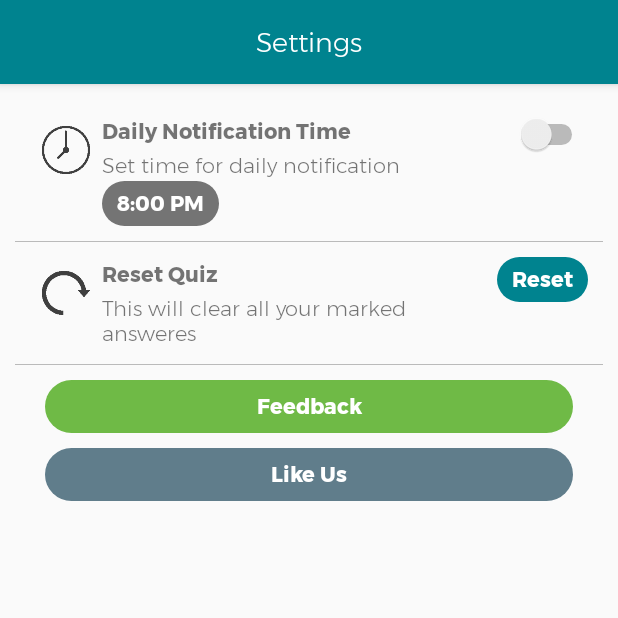
After one commit to pksandeepkumar/QuizApp, an Android app: the SettingsActivity screen opened directly, with no data from a screen before it, on a phone screen of 412 x 824 dp, the top half of it. The commit adds this screen. Run offline under Robolectric (Android 15) with nearby library versions, the phone set to English and light mode, and no system bars; network calls fail.

Commit message:
Settings Page added

```diff
--- a/app/build.gradle
+++ b/app/build.gradle
@@ -36,4 +36,5 @@ dependencies {
     compile 'com.squareup.retrofit2:converter-gson:2.0.2'
     compile 'com.sdsmdg.harjot:rotatingtext:1.0.1'
     compile 'com.github.bumptech.glide:glide:3.7.0'
+    compile 'com.github.PhilJay:MPAndroidChart:v3.0.2'
 }
--- a/app/src/main/AndroidManifest.xml
+++ b/app/src/main/AndroidManifest.xml
@@ -28,6 +28,7 @@
         <activity android:name=".HomeActivity" android:theme="@style/AppTheme.NoActionBar" />
         <activity android:name=".QuizActivity"/>
         <activity android:name=".ScoreBoardActivity"/>
+        <activity android:name=".SettingsActivity"/>
 
     </application>
 
--- /dev/null
+++ b/app/src/main/java/texus/app/controls/TextViewWithBoldFont.java
@@ -0,0 +1,53 @@
+package texus.app.controls;
+
+import android.content.Context;
+import android.graphics.Canvas;
+import android.graphics.Typeface;
+import android.support.v7.widget.AppCompatTextView;
+import android.util.AttributeSet;
+
+/**
+ * Created by sandeep on 6/13/2017.
+ */
+
+public class TextViewWithBoldFont extends AppCompatTextView {
+
+    static Typeface typeface = null;
+    private static final String TAG = "TextView";
+
+    public TextViewWithBoldFont(Context context) {
+        super(context);
+    }
+
+    public TextViewWithBoldFont(Context context, AttributeSet attrs) {
+        super(context, attrs);
+        setCustomFont(context, attrs);
+    }
+
+    public TextViewWithBoldFont(Context context, AttributeSet attrs, int defStyle) {
+        super(context, attrs, defStyle);
+        setCustomFont(context, attrs);
+    }
+
+    private void setCustomFont(Context ctx, AttributeSet attrs) {
+        loadFont(ctx);
+        setTypeface(typeface);
+//        TypedArray a = ctx.obtainStyledAttributes(attrs, R.styleable.TextViewPlus);
+//        String customFont = a.getString(R.styleable.TextViewPlus_customFont);
+//        setCustomFont(ctx, customFont);
+//        a.recycle();
+    }
+
+    protected void onDraw (Canvas canvas) {
+        super.onDraw(canvas);
+    }
+
+    public static void loadFont(Context ctx) {
+        if(typeface != null) return ;
+        try {
+            typeface = Typeface.createFromAsset(ctx.getAssets(), "fonts/Montserrat-Bold.ttf");
+        } catch (Exception e) {
+        }
+    }
+
+}
--- /dev/null
+++ b/app/src/main/java/texus/quizapp/SettingsActivity.java
@@ -0,0 +1,39 @@
+package texus.quizapp;
+
+import android.os.Bundle;
+import android.support.v7.app.ActionBar;
+import android.view.View;
+import android.widget.TextView;
+
+import texus.quizapp.BaseAppCompatActivity;
+import texus.quizapp.R;
+
+public class SettingsActivity extends BaseAppCompatActivity {
+
+    TextView tvTitle;
+    @Override
+    protected void onCreate(Bundle savedInstanceState) {
+        super.onCreate(savedInstanceState);
+        setContentView(R.layout.activity_settings);
+        initViews();
+        setUpToolbar();
+    }
+
+    public void setUpToolbar() {
+        ActionBar actionBar = getSupportActionBar();
+        if(actionBar != null) {
+            actionBar.setDisplayOptions(ActionBar.DISPLAY_SHOW_CUSTOM);
+            actionBar.setCustomView(R.layout.toolbar_quiz_activity);
+            View customView = actionBar.getCustomView();
+            if(customView != null) {
+                tvTitle = (TextView) customView.findViewById(R.id.tvTitle);
+                tvTitle.setText("Settings");
+            }
+        }
+    }
+
+    @Override
+    public void initViews() {
+
+    }
+}
--- /dev/null
+++ b/app/src/main/res/drawable-v21/bg_rounded3_xml.xml
@@ -0,0 +1,10 @@
+<?xml version="1.0" encoding="utf-8"?>
+<ripple xmlns:android="http://schemas.android.com/apk/res/android"
+    android:color="#ffffff">
+    <item>
+        <shape xmlns:android="http://schemas.android.com/apk/res/android">
+            <solid android:color="#6fba46"/>
+            <corners android:radius="@dimen/button_half_height"/>
+        </shape>
+    </item>
+</ripple>
--- /dev/null
+++ b/app/src/main/res/drawable-xxhdpi/bg_rounded_white2.xml
@@ -0,0 +1,4 @@
+<shape xmlns:android="http://schemas.android.com/apk/res/android">
+    <solid android:color="#FFF" />
+    <corners android:radius="10dp" />
+</shape>
--- /dev/null
+++ b/app/src/main/res/drawable/bg_rounded3.xml
@@ -0,0 +1,4 @@
+<shape xmlns:android="http://schemas.android.com/apk/res/android">
+    <solid android:color="#6fba46"/>
+    <corners android:radius="@dimen/button_half_height"/>
+</shape>
--- /dev/null
+++ b/app/src/main/res/drawable/bg_rounded3_hover.xml
@@ -0,0 +1,4 @@
+<shape xmlns:android="http://schemas.android.com/apk/res/android">
+    <solid android:color="#81c95a"/>
+    <corners android:radius="@dimen/button_half_height"/>
+</shape>
--- /dev/null
+++ b/app/src/main/res/drawable/bg_rounded_disabled.xml
@@ -0,0 +1,4 @@
+<shape xmlns:android="http://schemas.android.com/apk/res/android">
+    <solid android:color="#747474"/>
+    <corners android:radius="@dimen/button_half_height"/>
+</shape>
--- /dev/null
+++ b/app/src/main/res/layout/activity_settings.xml
@@ -0,0 +1,121 @@
+<?xml version="1.0" encoding="utf-8"?>
+<ScrollView xmlns:android="http://schemas.android.com/apk/res/android"
+    style="@style/mp_mp" >
+
+    <LinearLayout
+        style="@style/mp_wp"
+        android:orientation="vertical"
+        android:padding="10dp">
+
+        <RelativeLayout
+            style="@style/settings_rel1">
+
+            <ImageView
+                style="@style/settings_image_icon"
+                android:id="@+id/tvIcon1"
+                android:src="@drawable/ic_clock"/>
+
+            <texus.app.controls.TextViewWithBoldFont
+                android:id="@+id/tvHeadding1"
+                android:layout_toRightOf="@+id/tvIcon1"
+                android:layout_toLeftOf="@+id/swNotification"
+                android:text="Daily Notification Time"
+                style="@style/mp_wp"
+                />
+            <texus.app.controls.TextViewWithFont
+                android:id="@+id/tvHeadding2"
+                android:layout_below="@+id/tvHeadding1"
+                android:layout_toRightOf="@+id/tvIcon1"
+                android:layout_toLeftOf="@+id/swNotification"
+                android:text="Set time for daily notification "
+                style="@style/mp_wp"
+                />
+
+            <Switch
+                android:id="@+id/swNotification"
+                style="@style/wp_mp"
+                android:layout_alignParentRight="true"/>
+
+            <texus.app.controls.TextViewWithBoldFont
+                android:id="@+id/tvChooseTime"
+                android:layout_below="@+id/tvHeadding2"
+                android:layout_toRightOf="@+id/tvIcon1"
+                android:background="@drawable/bg_rounded_disabled"
+                android:layout_centerHorizontal="true"
+                android:text="8:00 PM"
+                style="@style/style_button2"
+                android:onClick="scoreBoard"/>
+
+        </RelativeLayout>
+
+        <LinearLayout
+            android:layout_width="match_parent"
+            android:layout_height="1px"
+            android:background="#bababa"/>
+
+        <RelativeLayout
+            style="@style/settings_rel1">
+
+            <ImageView
+                style="@style/settings_image_icon"
+                android:id="@+id/tvIcon2"
+                android:src="@drawable/ic_reset"/>
+
+            <texus.app.controls.TextViewWithBoldFont
+                android:id="@+id/tvHeadding3"
+                android:layout_toRightOf="@+id/tvIcon2"
+                android:layout_toLeftOf="@+id/tvResetQuiz"
+                android:text="Reset Quiz"
+                style="@style/mp_wp"
+                />
+            <texus.app.controls.TextViewWithFont
+                android:id="@+id/tvHeadding4"
+                android:layout_below="@+id/tvHeadding3"
+                android:layout_toRightOf="@+id/tvIcon2"
+                android:layout_toLeftOf="@+id/tvResetQuiz"
+                android:text="This will clear all your marked answeres"
+                style="@style/mp_wp"
+                />
+
+
+            <texus.app.controls.TextViewWithBoldFont
+                android:id="@+id/tvResetQuiz"
+                android:layout_alignParentRight="true"
+                android:background="@drawable/bg_rounded1_xml"
+                android:layout_centerHorizontal="true"
+                android:text="Reset"
+                style="@style/style_button2"
+                android:onClick="scoreBoard"/>
+
+        </RelativeLayout>
+
+        <LinearLayout
+            android:layout_width="match_parent"
+            android:layout_height="1px"
+            android:background="#bababa"/>
+
+        <LinearLayout
+            style="@style/mp_wp"
+            android:orientation="vertical">
+
+            <texus.app.controls.TextViewWithBoldFont
+                android:layout_marginTop="10dp"
+                android:background="@drawable/bg_rounded3_xml"
+                android:layout_centerHorizontal="true"
+                android:text="Feedback"
+                style="@style/style_button3"
+                android:onClick="scoreBoard"/>
+
+            <texus.app.controls.TextViewWithBoldFont
+                android:layout_marginTop="10dp"
+                android:background="@drawable/bg_rounded2_xml"
+                android:layout_centerHorizontal="true"
+                android:text="Like Us"
+                style="@style/style_button3"
+                android:onClick="scoreBoard"/>
+
+        </LinearLayout>
+
+    </LinearLayout>
+
+</ScrollView>
--- a/app/src/main/res/layout/toolbar_quiz_activity.xml
+++ b/app/src/main/res/layout/toolbar_quiz_activity.xml
@@ -4,7 +4,7 @@
     android:layout_height="wrap_content"
     android:orientation="vertical" >
 
-    <TextView
+    <texus.app.controls.TextViewWithFont
         android:layout_width="match_parent"
         android:layout_height="wrap_content"
         android:gravity="center"
--- a/app/src/main/res/values/colors.xml
+++ b/app/src/main/res/values/colors.xml
@@ -21,5 +21,6 @@
 
     <color name="ans_correct">#43A047</color>
     <color name="ans_wrong">#f44336</color>
+    <color name="un_answered">#8b8989</color>
 
 </resources>
--- a/app/src/main/res/values/styles.xml
+++ b/app/src/main/res/values/styles.xml
@@ -45,4 +45,58 @@
     </style>
 
 
+
+    <style name="style_rel_score_item" parent="mp_wp">
+        <item name="android:padding">10dp</item>
+    </style>
+
+
+
+    <style name="style_rel_item_name" parent="mp_wp">
+        <item name="android:textSize">20sp</item>
+    </style>
+
+    <style name="style_rel_item_value" parent="wp_wp">
+        <item name="android:textSize">20sp</item>
+        <item name="android:layout_alignParentRight">true</item>
+    </style>
+
+    <style name="style_button2">
+        <item name="android:textColor">#FFF</item>
+        <item name="android:textStyle">bold</item>
+        <item name="android:layout_width">wrap_content</item>
+        <item name="android:paddingLeft">10dp</item>
+        <item name="android:paddingRight">10dp</item>
+        <item name="android:layout_height">30dp</item>
+        <item name="android:gravity">center</item>
+        <item name="android:clickable">true</item>
+        <item name="android:textAppearance">?android:attr/textAppearanceSmall</item>
+    </style>
+
+    <style name="style_button3">
+        <item name="android:textColor">#FFF</item>
+        <item name="android:textStyle">bold</item>
+        <item name="android:layout_width">match_parent</item>
+        <item name="android:layout_marginLeft">20dp</item>
+        <item name="android:layout_marginRight">20dp</item>
+        <item name="android:paddingLeft">10dp</item>
+        <item name="android:paddingRight">10dp</item>
+        <item name="android:layout_height">35dp</item>
+        <item name="android:gravity">center</item>
+        <item name="android:clickable">true</item>
+        <item name="android:textAppearance">?android:attr/textAppearanceSmall</item>
+    </style>
+
+
+
+    <style name="settings_rel1" parent="mp_wp">
+        <item name="android:padding">10dp</item>
+    </style>
+
+    <style name="settings_image_icon" >
+        <item name="android:layout_width">48dp</item>
+        <item name="android:layout_height">48dp</item>
+        <item name="android:padding">8dp</item>
+    </style>
+
 </resources>
--- a/build.gradle
+++ b/build.gradle
@@ -15,6 +15,7 @@ buildscript {
 allprojects {
     repositories {
         jcenter()
+        maven { url "https://jitpack.io" }
     }
 }
 
```
Also changed, not shown: app/src/main/java/texus/app/model/PieChartData.java (added, +32 -0 lines), app/src/main/java/texus/quizapp/ScoreBoardActivity.java (+98 -22 lines), app/src/main/res/layout/activity_score_board.xml (added, +85 -0 lines), app/src/main/res/drawable/ic_clock.png (added), app/src/main/res/drawable/ic_reset.png (added).
